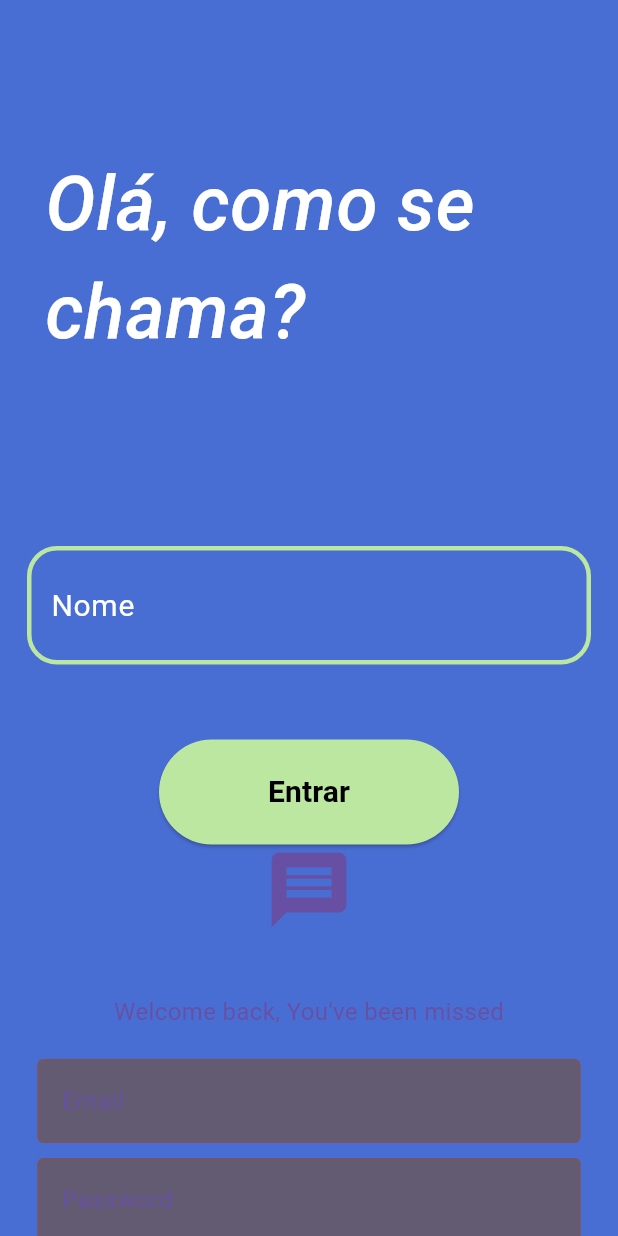
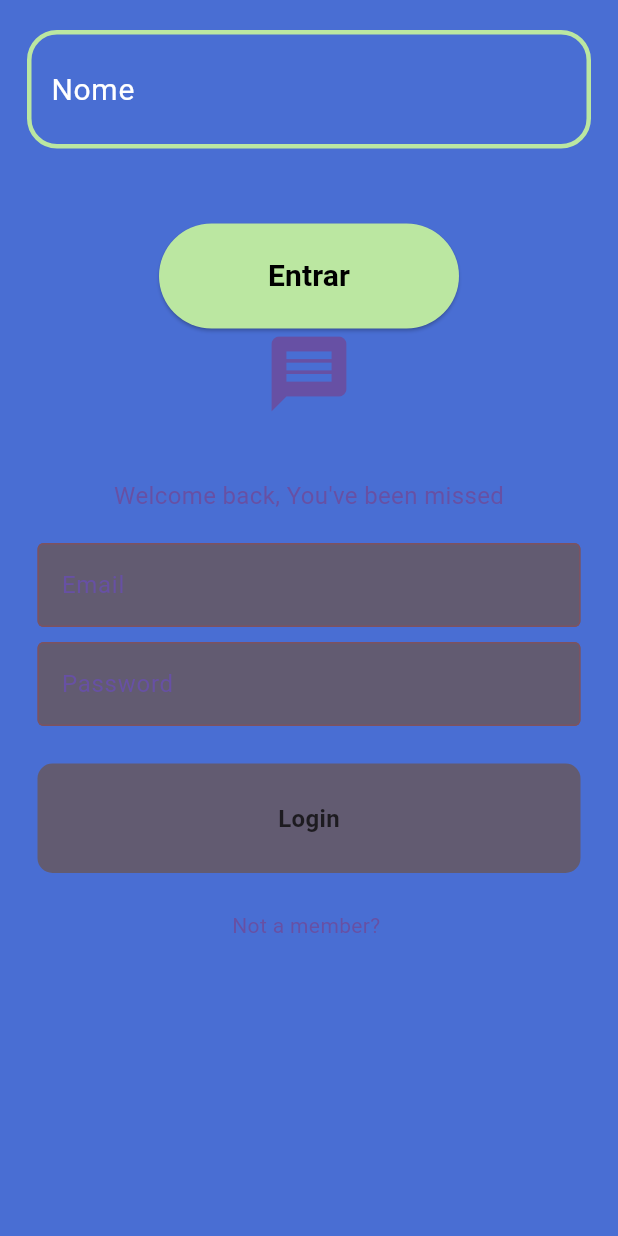
Before and after one commit to BMarujo/TastyBite, a Flutter app: the screen it shows after launch, on a phone screen of 412 x 824 dp. Run offline on Flutter 3.47's test engine with Material 3 defaults, Android fonts, the phone set to English and light mode, and no system bars; our stand-ins replace chat_bubbles, cloud_firestore, firebase_auth, firebase_core, flutter_spinkit, get_it and 2 more; accounts and stored records are empty.

Commit message:
pequeno ajuste visual para poder iniciar sessão

```diff
--- a/lib/login.dart
+++ b/lib/login.dart
@@ -122,21 +122,6 @@ class LoginPage extends StatelessWidget {
       body: Center(
         child: Column(
           children: [
-            const Padding(
-              padding: EdgeInsets.symmetric(horizontal: 30, vertical: 100),
-              child: Text.rich(
-                textAlign: TextAlign.left,
-                TextSpan(
-                  text: 'Olá, como se chama?',
-                  style: TextStyle(
-                    color: Color.fromARGB(255, 255, 255, 255),
-                    fontSize: 50,
-                    fontWeight: FontWeight.w500,
-                    fontStyle: FontStyle.italic,
-                  ),
-                ),
-              ),
-            ),
             Padding(
               padding: const EdgeInsets.symmetric(horizontal: 18, vertical: 20),
               child: TextFormField(
```
